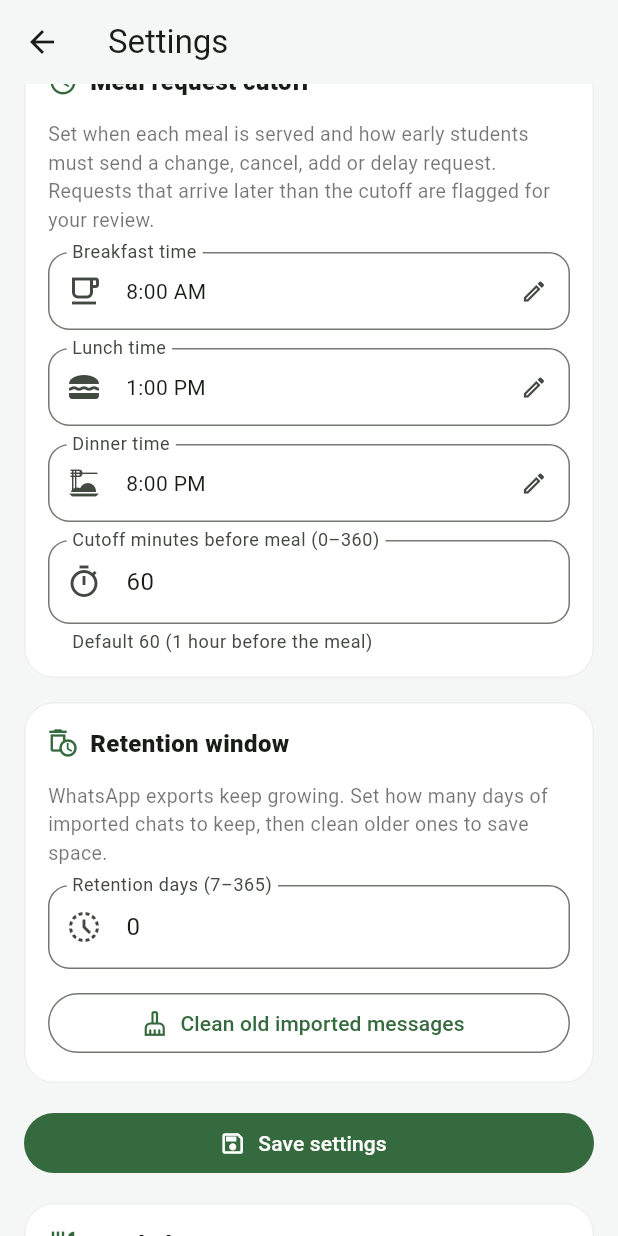
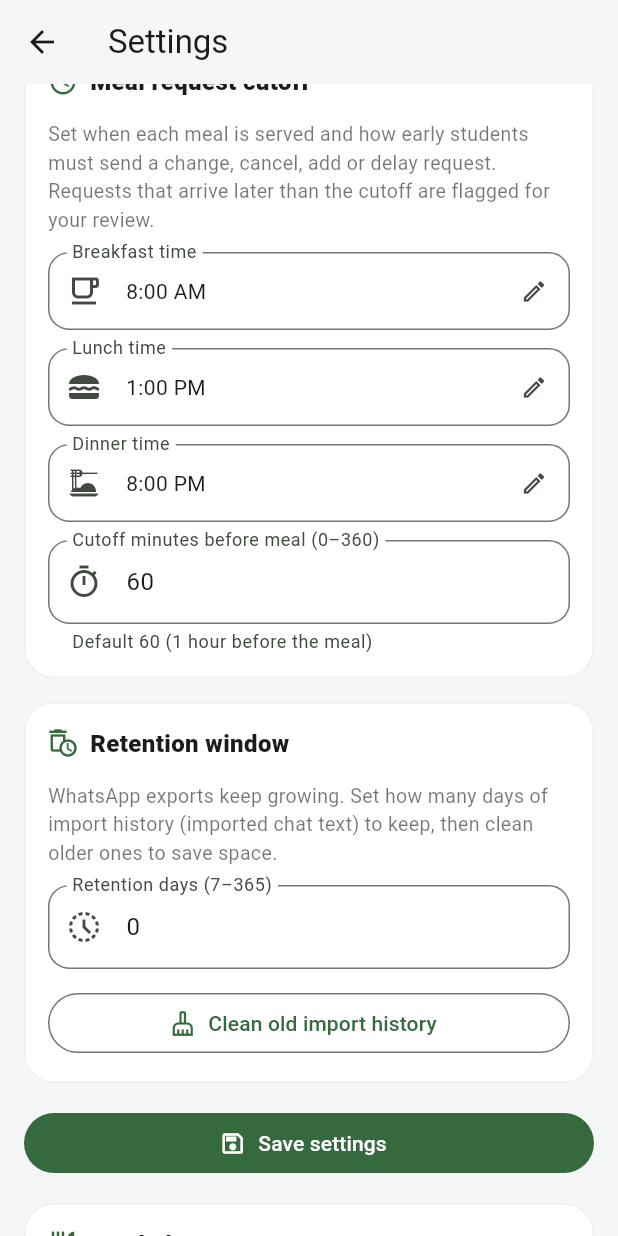
Before and after one commit to ankitraj-23/kotamess_owner, a Flutter app: the SettingsScreen screen opened directly with empty values, scrolled down 576 dp, on a phone screen of 412 x 824 dp. Run offline on Flutter 3.47's test engine with Material 3 defaults, Android fonts, the phone set to English and light mode, and no system bars; our stand-ins replace file_picker, flutter_dotenv, shared_preferences, supabase_flutter; accounts and stored records are empty.

Commit message:
clean docs and import history cleanup

```diff
--- a/lib/screens/settings_screen.dart
+++ b/lib/screens/settings_screen.dart
@@ -137,9 +137,9 @@ class _SettingsScreenState extends State<SettingsScreen> {
       builder: (_) => AlertDialog(
         title: const Text('Clean old imports?'),
         content: Text(
-          'This permanently deletes imported WhatsApp chats older than '
-          '$retention days. Your students, meal requests, ledger and account '
-          'are not affected.',
+          'This permanently deletes old import history (imported WhatsApp chat '
+          'text) older than $retention days. Your customers, meal requests, '
+          'ledger, billing and account are not affected.',
         ),
         actions: [
           TextButton(
@@ -158,7 +158,7 @@ class _SettingsScreenState extends State<SettingsScreen> {
           await widget.databaseService.cleanupOldImportedMessages(retention);
       if (!mounted) return;
       ScaffoldMessenger.of(context).showSnackBar(
-        SnackBar(content: Text('Deleted $deleted old imported message(s).')),
+        SnackBar(content: Text('Deleted $deleted old import record(s).')),
       );
     } catch (_) {
       if (!mounted) return;
@@ -404,8 +404,9 @@ class _SettingsScreenState extends State<SettingsScreen> {
               icon: Icons.auto_delete_outlined,
               children: [
                 const Text(
-                  'WhatsApp exports keep growing. Set how many days of imported '
-                  'chats to keep, then clean older ones to save space.',
+                  'WhatsApp exports keep growing. Set how many days of import '
+                  'history (imported chat text) to keep, then clean older ones '
+                  'to save space.',
                   style: TextStyle(color: Colors.black54, fontSize: 13),
                 ),
                 const SizedBox(height: 12),
@@ -429,7 +430,7 @@ class _SettingsScreenState extends State<SettingsScreen> {
                             width: 18,
                             child: CircularProgressIndicator(strokeWidth: 2))
                         : const Icon(Icons.cleaning_services_outlined),
-                    label: const Text('Clean old imported messages'),
+                    label: const Text('Clean old import history'),
                   ),
                 ),
               ],
--- a/pubspec.yaml
+++ b/pubspec.yaml
@@ -23,5 +23,6 @@ dev_dependencies:
 
 flutter:
     uses-material-design: true
-    assets:
-        - .env
+    # No bundled assets. Local dev reads SUPABASE_* from an optional `.env`
+    # (loaded best-effort at startup, never committed); release/CI inject the
+    # same values with --dart-define. See README §2 / PRODUCTION_CHECKLIST.
```
Also changed, not shown: lib/services/database_service.dart (+33 -47 lines), 3 other files.
